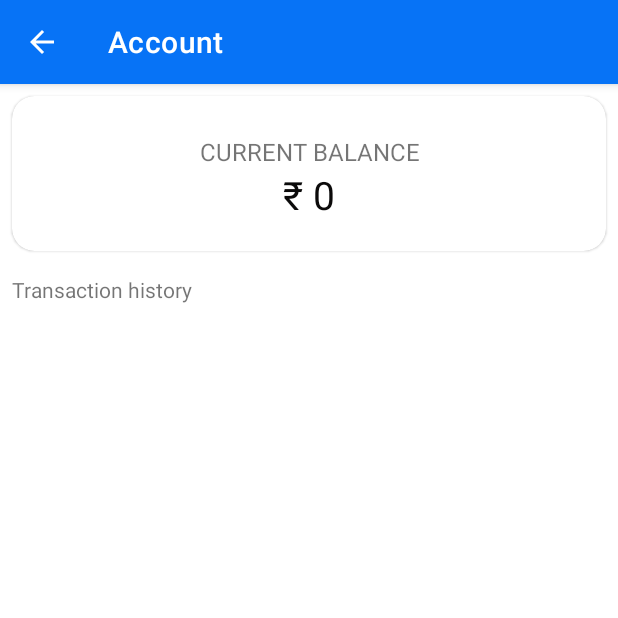
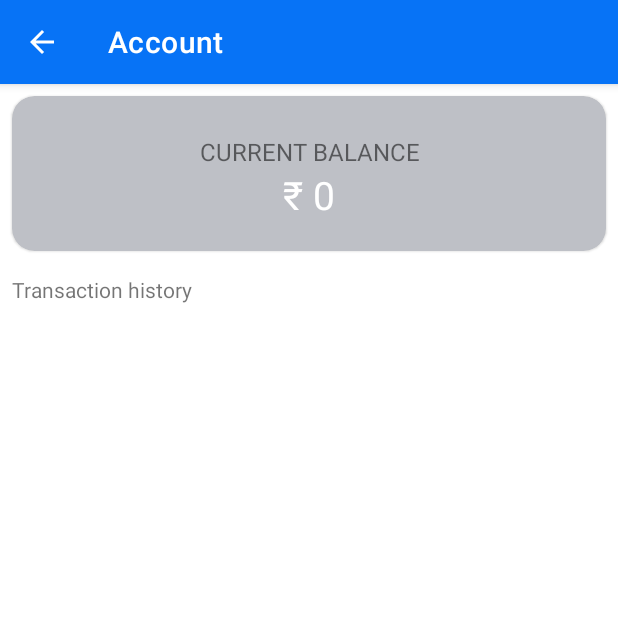
Before and after one commit to ravikant1996/Shopping_demo, an Android app: the MainActivity screen opened directly, with no data from a screen before it, in the side drawer, after a tap on "Transaction history", on a phone screen of 412 x 824 dp, the top half of it. Run offline under Robolectric (Android 15) with nearby library versions, the light colour scheme and no system bars; our stand-ins replace Firebase (no records; nobody signed in at launch, a user with empty details on screens opened directly), Picasso; libraries missing offline, so code that uses them is left out: com.firebase.ui; pictures from the network do not load.

Commit message:
clean code comment removed

```diff
--- a/app/src/main/AndroidManifest.xml
+++ b/app/src/main/AndroidManifest.xml
@@ -13,11 +13,6 @@
         android:theme="@style/AppTheme">
         <activity android:name=".TransactionHistory"/>
         <activity android:name=".MainActivity">
-           <!-- <intent-filter>
-                <action android:name="android.intent.action.MAIN" />
-
-                <category android:name="android.intent.category.LAUNCHER" />
-            </intent-filter>-->
         </activity>
         <activity android:name=".LoginActivity">
 
--- a/app/src/main/java/com/example/shopping/MainActivity.java
+++ b/app/src/main/java/com/example/shopping/MainActivity.java
@@ -80,22 +80,17 @@ public class MainActivity extends AppCompatActivity implements ItemsAdapter.Adap
         setContentView(R.layout.activity_main);
         Toolbar toolbar = (Toolbar) findViewById(R.id.toolbar);
         setSupportActionBar(toolbar);
-        toolbar.setTitle("Home");
         getSupportActionBar().setDisplayShowTitleEnabled(false);
         getMoney();
 
-
-        Log.e("Test1", "Test1");
         session = new SessionManager(getApplicationContext());
         session.isLoggedIn();
         session.checkLogin();
-        Log.e("Test2", "Test2");
 
         drawerLayout = (DrawerLayout) findViewById(R.id.drawerLayout);
         actionBarDrawerToggle = new ActionBarDrawerToggle(this, drawerLayout, toolbar, R.string.Open, R.string.Close);
         drawerLayout.addDrawerListener(actionBarDrawerToggle);
         actionBarDrawerToggle.syncState();
-        Log.e("Test3", "Test3");
 
         navigationView = findViewById(R.id.enduser_navigation);
         recyclerView = findViewById(R.id.recyclerView);
@@ -106,23 +101,13 @@ public class MainActivity extends AppCompatActivity implements ItemsAdapter.Adap
         Profile_image = headerView.findViewById(R.id.profile_image);
         Name = (TextView) headerView.findViewById(R.id.name);
         EmailId = (TextView) headerView.findViewById(R.id.email);
-        Log.e("Test4", "Test4");
 
 
 
         try {
-            Log.e("Test5", "Test5");
 
             FirebaseUser user;
             user = FirebaseAuth.getInstance().getCurrentUser();
-            try {
-//                HashMap<String, String> balance = session.getWalletBalance();
-//                money= Integer.parseInt(balance.get(session.KEY_MONEY));
-                Log.e("Test6", "Test6");
-
-            } catch (NumberFormatException | NullPointerException e) {
-                e.printStackTrace();
-            }
 
             HashMap<String, String> details = session.getUserDetails();
             String mob = details.get(SessionManager.KEY_PHONE);
@@ -208,7 +193,6 @@ public class MainActivity extends AppCompatActivity implements ItemsAdapter.Adap
     private void getMoney() {
         final FirebaseUser user = FirebaseAuth.getInstance().getCurrentUser();
         String userId = user.getUid();
-        Log.e("Test7", "Test7");
 
         final DatabaseReference mRef = FirebaseDatabase.getInstance().getReference().child("Transaction_History").child(userId);
         Query query = mRef.child("totalMoney");
@@ -218,7 +202,6 @@ public class MainActivity extends AppCompatActivity implements ItemsAdapter.Adap
                 try {
                     if (snapshot.exists()) {
                         money = snapshot.getValue(Integer.class);
-                        Log.e("Test8", "Test8");
                     }
                 } catch (NumberFormatException e) {
                     e.printStackTrace();
@@ -264,35 +247,9 @@ public class MainActivity extends AppCompatActivity implements ItemsAdapter.Adap
         // Inflate the menu; this adds items to the action bar if it is present.
         this.menu = menu;
         getMenuInflater().inflate(R.menu.menu_btn, menu);
-//        menu.findItem(R.id.logout).setIcon(R.mipmap.ic_logout);
-//        final MenuItem item = menu.findItem(R.id.wallet);
-//        menu.findItem(R.id.wallet)
-//                .setTitle("₹ " + showWallet);
-//        MenuItemCompat.getActionView(item).setOnClickListener(new View.OnClickListener() {
-//            @Override
-//            public void onClick(View v) {
-//                addbalance();
-//            }
-//        });
-//        MenuItem walletItem=menu.getItem(R.id.wallet); // here itemIndex is int
-//        item.setTitle("" + money);
+
         return true;
     }
-
-//    public void showProfileMenuPopup(View v) {
-//        PopupMenu popup = new PopupMenu(getApplicationContext(), v);
-//        MenuInflater inflater = popup.getMenuInflater();
-//        inflater.inflate(R.menu.menu_btn, popup.getMenu());
-//        popup.setOnMenuItemClickListener(new PopupMenu.OnMenuItemClickListener() {
-//            @Override
-//            public boolean onMenuItemClick(MenuItem menuItem) {
-//                Toast.makeText(MainActivity.this, "Wallet clicked", Toast.LENGTH_SHORT).show();
-//
-//                return false;
-//            }
-//        });
-//        popup.show();
-//    }
 
     @Override
     public boolean onOptionsItemSelected(MenuItem item) {
@@ -304,8 +261,6 @@ public class MainActivity extends AppCompatActivity implements ItemsAdapter.Adap
         //noinspection SimplifiableIfStatement
         if (id == R.id.wallet) {
             addbalance();
-//            menu.findItem(R.id.wallet)
-//                    .setTitle("₹ " + money);
             return true;
         } else if (id == R.id.logout) {
             logout();
@@ -391,7 +346,6 @@ public class MainActivity extends AppCompatActivity implements ItemsAdapter.Adap
 
                 mRef.child("totalMoney").setValue(money);
                 mRef.child(keyId).setValue(trans);
-//                session.addFavorite(trans);
                 Toast.makeText(MainActivity.this, "Added", Toast.LENGTH_SHORT).show();
             }
 
@@ -401,28 +355,6 @@ public class MainActivity extends AppCompatActivity implements ItemsAdapter.Adap
             }
         });
     }
-
-  /*  private void getCount() {
-        final FirebaseUser user = FirebaseAuth.getInstance().getCurrentUser();
-        String userId = user.getUid();
-
-        final DatabaseReference mRef = FirebaseDatabase.getInstance().getReference().child("Transaction_History");
-        Query query = mRef.child(userId);
-        query.addListenerForSingleValueEvent(new ValueEventListener() {
-            @Override
-            public void onDataChange(@NonNull DataSnapshot snapshot) {
-                if (snapshot.exists()) {
-                    count = snapshot.getChildrenCount();
-                }
-            }
-
-            @Override
-            public void onCancelled(@NonNull DatabaseError error) {
-
-            }
-        });
-    }
-*/
 
     private void logout() {
         AuthUI.getInstance().signOut(this).addOnCompleteListener(new OnCompleteListener<Void>() {
@@ -460,7 +392,6 @@ public class MainActivity extends AppCompatActivity implements ItemsAdapter.Adap
                 dateoftransaction(status, name, price, image);
                 Balance.setText("₹ " + money);
 
-//            showWallet = money;
                 Toast.makeText(context, "Bought", Toast.LENGTH_SHORT).show();
             } else {
                 Toast.makeText(context, "Recharge your wallet", Toast.LENGTH_SHORT).show();
--- a/app/src/main/java/com/example/shopping/SessionManager.java
+++ b/app/src/main/java/com/example/shopping/SessionManager.java
@@ -4,15 +4,8 @@ import android.annotation.SuppressLint;
 import android.content.Context;
 import android.content.Intent;
 import android.content.SharedPreferences;
-import android.util.Log;
 
-import com.google.gson.Gson;
-
-import java.util.ArrayList;
-import java.util.Arrays;
 import java.util.HashMap;
-import java.util.Iterator;
-import java.util.List;
 
 public class SessionManager {
     // Shared Preferences
@@ -36,7 +29,6 @@ public class SessionManager {
     // User name (make variable public to access from outside)
     public static final String KEY_ID = "id";
     public static final String KEY_MONEY = "money";
-    public static final String KEY_AID = "aid";
 
     // User name (make variable public to access from outside)
     public static final String KEY_NAME = "name";
@@ -45,21 +37,6 @@ public class SessionManager {
     // Email address (make variable public to access from outside)
     public static final String KEY_EMAIL = "email";
     public static final String KEY_PHONE = "phone";
-    public static final String PROPERTY_KEY = "propertyId";
-    public static final String PROPERTYTYPE_KEY = "propertytype";
-    public static final String PROPERTYFOR_KEY = "propertyfor";
-    public static final String PROPERTYSUBTYPE_KEY = "propertysubtype";
-
-    public static final String FAVORITES = "favorite";
-
-    public static final String BEDROOM_KEY = "bedroom";
-    public static final String S_PROPERTYKEY = "s_keyId";
-    public static final String S_PROPERTYTYPE = "s_type";
-    public static final String S_ADDRESS = "s_address";
-    public static final String S_BEDROOM = "s_bedroom";
-    public static final String S_PRICE = "s_price";
-    public static final String S_TIME = "s_time";
-
 
     // Constructor
     @SuppressLint("CommitPrefEdits")
@@ -69,31 +46,10 @@ public class SessionManager {
         editor = preference.edit();
 
     }
-
-    //Search session
-    public void createSearchSession(String propertyType, String propertyfor) {
-        editor.putString(PROPERTYTYPE_KEY, propertyType);
-        editor.putString(PROPERTYFOR_KEY, propertyfor);
-        editor.commit();
-    }
-
-    public HashMap<String, String> getPropertySearchSession() {
-        HashMap<String, String> data = new HashMap<String, String>();
-        data.put(PROPERTYTYPE_KEY, preference.getString(PROPERTYTYPE_KEY, null));
-        data.put(PROPERTYFOR_KEY, preference.getString(PROPERTYFOR_KEY, null));
-        return data;
-    }
-
     // login id passing
     public void CreateWalletBalanceSession(String id) {
         editor.putString(KEY_MONEY, id);
         editor.commit();
-    }
-
-    public HashMap<String, String> getWalletBalance() {
-        HashMap<String, String> data = new HashMap<String, String>();
-        data.put(KEY_MONEY, preference.getString(KEY_MONEY, null));
-        return data;
     }
 
     public void createDetailsSession(String name, String email, String phone, String UID) {
@@ -117,40 +73,6 @@ public class SessionManager {
         data.put(KEY_UID, preference.getString(KEY_UID, null));
         // return user
         return data;
-    }
-
-
-    public void saveFavorites(List<transaction> history) {
-        Gson gson = new Gson();
-        String jsonFavorites = gson.toJson(history);
-        editor.clear();
-        editor.putString(FAVORITES, jsonFavorites);
-        editor.commit();
-    }
-
-    public void addFavorite(transaction product) {
-        List<transaction> history = getFavorites();
-        if (history == null)
-            history = new ArrayList<transaction>();
-        history.add(product);
-        saveFavorites(history);
-    }
-
-    public ArrayList<transaction> getFavorites() {
-        List<transaction> history;
-
-        if (preference.contains(FAVORITES)) {
-            String jsonFavorites = preference.getString(FAVORITES, null);
-            Gson gson = new Gson();
-            transaction[] favoriteItems = gson.fromJson(jsonFavorites,
-                    transaction[].class);
-
-            history = Arrays.asList(favoriteItems);
-            history = new ArrayList<transaction>(history);
-        } else
-            return null;
-
-        return (ArrayList<transaction>) history;
     }
 
     public void checkLogin() {
--- a/app/src/main/java/com/example/shopping/TransactionHistory.java
+++ b/app/src/main/java/com/example/shopping/TransactionHistory.java
@@ -57,20 +57,11 @@ public class TransactionHistory extends AppCompatActivity {
             money = String.valueOf(bundle.getInt("MONEY"));
             UID = bundle.getString("UID");
             Balance.setText("₹ "+money);
-            //     Log.e(TAG, usertype);
-            //     Log.e(TAG, UID);
         }catch (Exception e){
             e.printStackTrace();
         }
 
-
-        session = new SessionManager(getApplicationContext());
-        session.getFavorites();
-
-
         arrayList = new ArrayList<transaction>();
-
-
 
         recycler1();
     }
--- a/app/src/main/res/layout/activity_transaction_history.xml
+++ b/app/src/main/res/layout/activity_transaction_history.xml
@@ -34,10 +34,13 @@
         android:layout_marginStart="8dp"
         android:layout_marginTop="8dp"
         android:layout_marginEnd="8dp"
+        android:clickable="true"
+        app:cardBackgroundColor="#BEC0C6"
         app:cardCornerRadius="15dp"
         app:layout_constraintEnd_toEndOf="parent"
         app:layout_constraintStart_toStartOf="parent"
-        app:layout_constraintTop_toBottomOf="@+id/appBarLayout3">
+        app:layout_constraintTop_toBottomOf="@+id/appBarLayout3"
+        app:rippleColor="@color/white">
 
         <androidx.constraintlayout.widget.ConstraintLayout
             android:layout_width="match_parent"
@@ -64,7 +67,7 @@
                 android:layout_height="wrap_content"
                 android:gravity="center"
                 android:text="Wallet Balance"
-                android:textColor="#0B0A0A"
+                android:textColor="#FFFFFF"
                 android:textSize="26dp"
                 app:layout_constraintEnd_toEndOf="@+id/textView3"
                 app:layout_constraintStart_toStartOf="@+id/textView3"
```
Also changed, not shown: app/src/main/java/com/example/shopping/LoginActivity.java (+1 -55 lines), app/src/main/res/layout/layout_items.xml (+5 -3 lines), app/src/main/res/layout/layout_transaction.xml (+5 -2 lines), app/src/main/res/drawable/cartempty.png (deleted), app/src/main/res/drawable/infinix_hot.png (deleted).
